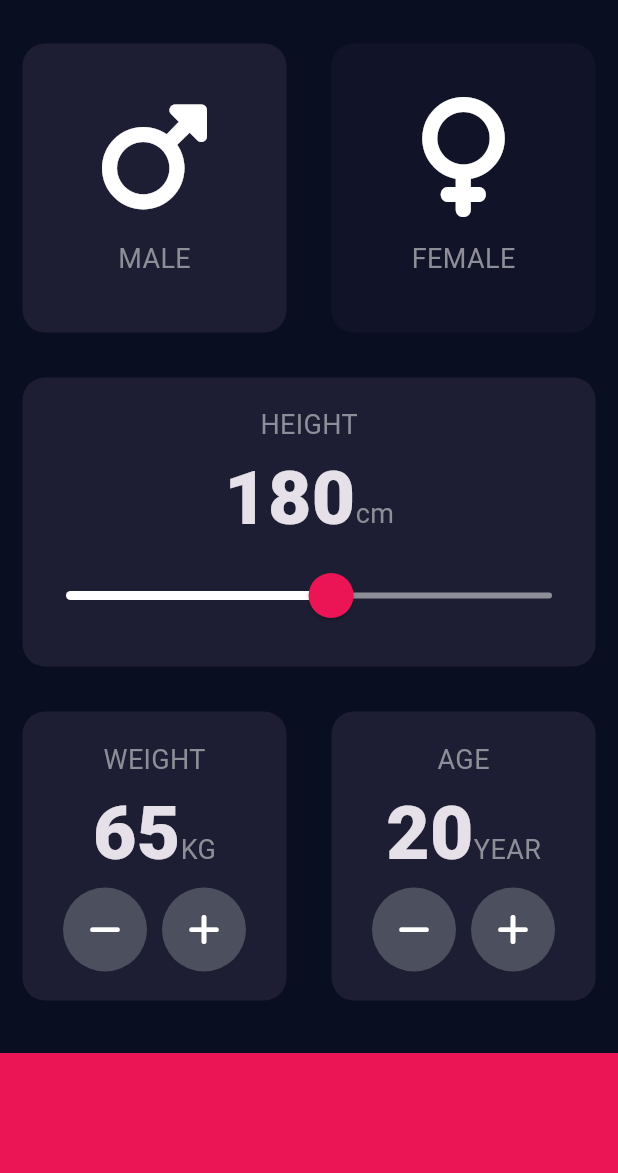
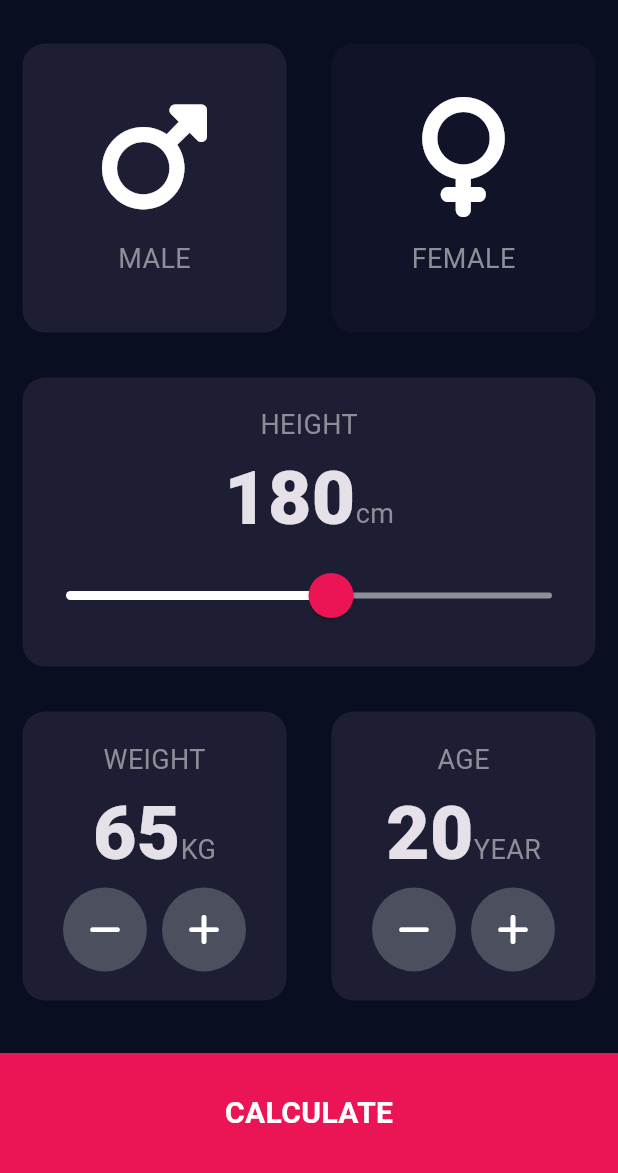
Before and after one commit to SadraAG84/Flutter_Course, a Flutter app: the screen it shows after launch, on a phone screen of 412 x 824 dp, the part 63-1236 px from its top. Run offline on Flutter 3.47's test engine with Material 3 defaults, Android fonts, the phone set to English and light mode, and no system bars; our stand-ins replace assets_audio_player, font_awesome_flutter, rflutter_alert; missing offline and left inert: item_count_number_button.

```diff
--- a/bmi_calculator/lib/input_page.dart
+++ b/bmi_calculator/lib/input_page.dart
@@ -4,6 +4,7 @@ import 'icon_content.dart';
 import 'cards.dart';
 import 'constants.dart';
 import 'package:item_count_number_button/item_count_number_button.dart';
+import 'result_page.dart';
 
 enum Gender {
   male,
@@ -219,11 +220,20 @@ class _InputPageState extends State<InputPage> {
                   ),
                 ],
               )),
-              Container(
-                color: kBottomContainerColor,
-                margin: EdgeInsets.only(top: 20.0),
-                width: double.infinity,
-                height: kBottomContainerHeight,
+              GestureDetector(
+                onTap: (){
+                  Navigator.push(context, MaterialPageRoute(builder: (context) => ResultPage()));
+                },
+                child: Container(
+                  child: Center(
+                    child: Text("CALCULATE",
+                    style: TextStyle(fontSize: 20.0, color: Colors.white, fontWeight: FontWeight.w700),),
+                  ),
+                  color: kBottomContainerColor,
+                  margin: EdgeInsets.only(top: 20.0),
+                  width: double.infinity,
+                  height: kBottomContainerHeight,
+                ),
               )
             ],
           )),
```
Also changed, not shown: bmi_calculator/lib/result_page.dart (added, +15 -0 lines).
